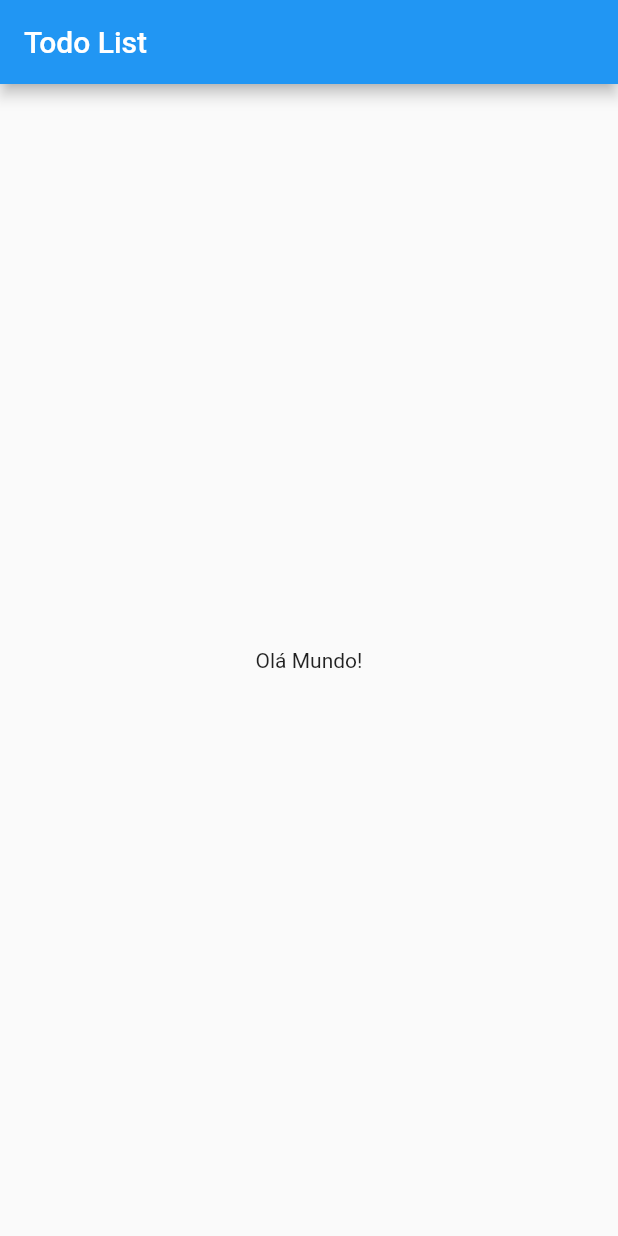
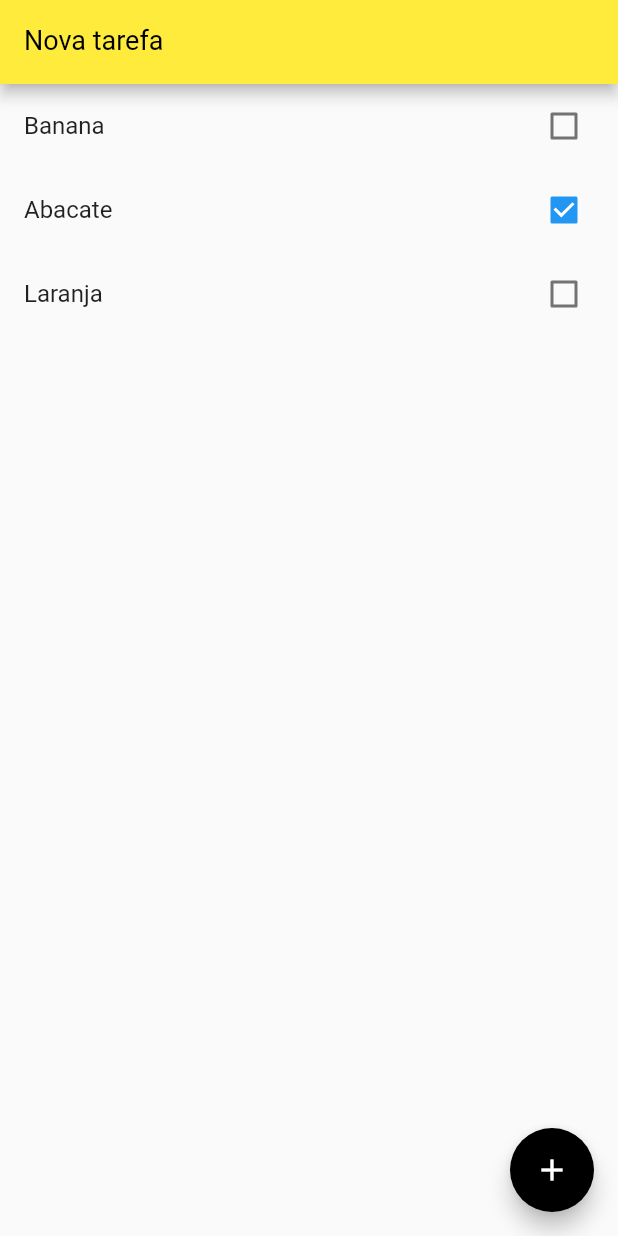
Before and after one commit to tabatasaantos/IniciandoFlutter, a Flutter app: the screen it shows after launch, on a phone screen of 412 x 824 dp. Run offline on Flutter 3.47's test engine with Material 2 defaults, Android fonts, the phone set to English and light mode, and no system bars.

Commit message:
Criando buttons e listas.

```diff
--- a/temp/todo/lib/main.dart
+++ b/temp/todo/lib/main.dart
@@ -1,4 +1,6 @@
 import 'package:flutter/material.dart';
+
+import 'models/item.dart';
 
 void main() => runApp(App());
 
@@ -8,29 +10,95 @@ class App extends StatelessWidget {
     return MaterialApp(
       title: 'Todo App',
       debugShowCheckedModeBanner: false,
-      theme: ThemeData(primarySwatch: Colors.blue),
+      theme: ThemeData(primaryColor: Colors.yellow),
       home: HomePage(),
     );
   }
 }
 
 class HomePage extends StatefulWidget {
+  var items = new List<Item>();
+
+  HomePage() {
+    items = [];
+    items.add(Item(title: "Banana", done: false));
+    items.add(Item(title: "Abacate", done: true));
+    items.add(Item(title: "Laranja", done: false));
+  }
+
   @override
   _HomePageState createState() => _HomePageState();
 }
 
 class _HomePageState extends State<HomePage> {
+  var newTaskCtrl = new TextEditingController();
+
+  void add() {
+    if (newTaskCtrl.text.isEmpty) return;
+
+    setState(() {
+      widget.items.add(
+        Item(
+          title: newTaskCtrl.text,
+          done: false,
+        ),
+      );
+      newTaskCtrl.text = "";
+    });
+  }
+
+  void remove(int index) {
+    setState(() {
+      widget.items.removeAt(index);
+    });
+  }
+
   @override
   Widget build(BuildContext context) {
     return Scaffold(
       appBar: AppBar(
-        title: Text("Todo List"),
-      ),
-      body: Container(
-        child: Center(
-          child: Text("Olá Mundo!"),
+        title: TextFormField(
+          controller: newTaskCtrl,
+          keyboardType: TextInputType.text,
+          style: TextStyle(
+            color: Colors.black,
+            fontSize: 18,
+          ),
+          decoration: InputDecoration(
+            labelText: "Nova tarefa",
+            labelStyle: TextStyle(color: Colors.black),
+          ),
         ),
       ),
+      body: ListView.builder(
+        itemCount: widget.items.length,
+        itemBuilder: (BuildContext context, int index) {
+          final item = widget.items[index];
+          return Dismissible(
+            child: CheckboxListTile(
+              title: Text(item.title),
+              value: item.done,
+              onChanged: (value) {
+                setState(() {
+                  item.done = value;
+                });
+              },
+            ),
+            key: Key(item.title),
+            background: Container(
+              color: Colors.yellow.withOpacity(0.2),
+            ),
+            onDismissed: (direction) {
+              print(direction);
+              //remove(index);
+            },
+          );
+        },
+      ),
+      floatingActionButton: FloatingActionButton(
+          onPressed: add,
+          child: Icon(Icons.add),
+          backgroundColor: Colors.black),
     );
   }
 }
--- /dev/null
+++ b/temp/todo/lib/models/item.dart
@@ -0,0 +1,18 @@
+class Item {
+  String title;
+  bool done;
+
+  Item({this.title, this.done});
+
+  Item.fromJason(Map<String, dynamic> json) {
+    title = json['title'];
+    done = json['done'];
+  }
+
+  Map<String, dynamic> toJason() {
+    final Map<String, dynamic> data = new Map<String, dynamic>();
+    data['title'] = this.title;
+    data['done'] = this.done;
+    return data;
+  }
+}
```
